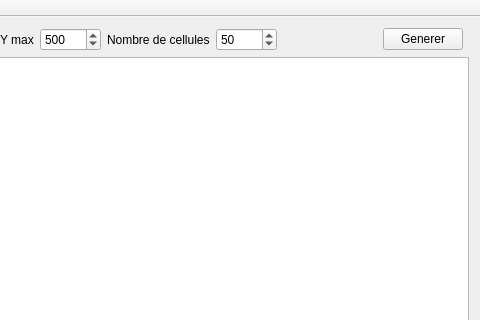
First picture: the form in generator/mainwindow.ui, repository WorldsParticle/Editor, before the edit; both pictures show x 118 to 598 and y 0 to 320 of the 598 by 480 pixel window.
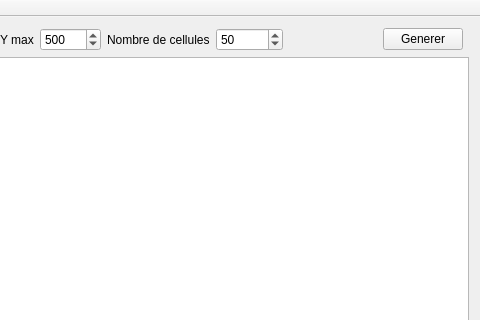
Second picture: the form after the edit.

Patch:
```diff
--- a/generator/mainwindow.ui
+++ b/generator/mainwindow.ui
@@ -62,7 +62,7 @@
     <item row="0" column="5">
      <widget class="QSpinBox" name="spinNumber">
       <property name="maximum">
-       <number>10000</number>
+       <number>100000</number>
       </property>
       <property name="value">
        <number>50</number>
```
